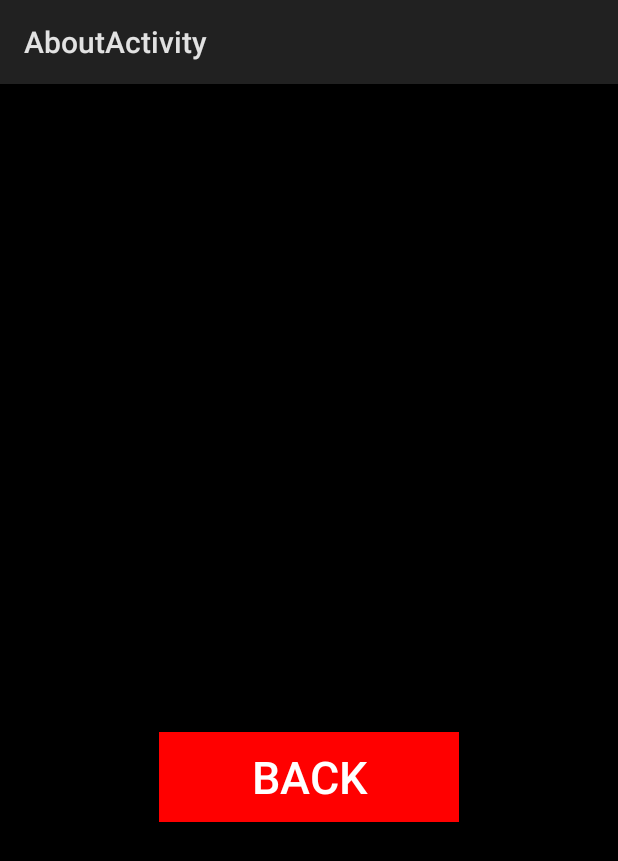
After one commit to mikosd/Soft11, an Android app: the AboutActivity screen opened directly, with no data from a screen before it, on a phone screen of 412 x 824 dp. The commit adds this screen. Shown: the top 861 px of the screen. Run offline under Robolectric (Android 15) with nearby library versions, the phone set to English and light mode, and no system bars.

Commit message:
Added About Activity that opens when clicking the about button with a working back button. Minor additions to string and color xml files.

```diff
--- a/app/src/main/AndroidManifest.xml
+++ b/app/src/main/AndroidManifest.xml
@@ -16,7 +16,10 @@
                 <category android:name="android.intent.category.LAUNCHER" />
             </intent-filter>
         </activity>
-        <activity android:name=".PlayActivity"></activity>
+        <activity android:name=".PlayActivity" />
+        <activity
+            android:name=".AboutActivity"
+            android:label="@string/title_activity_about"></activity>
     </application>
 
 </manifest>
--- /dev/null
+++ b/app/src/main/java/com/example/mikos/soft11/AboutActivity.java
@@ -0,0 +1,27 @@
+package com.example.mikos.soft11;
+
+import android.os.Bundle;
+import android.app.Activity;
+import android.view.View;
+import android.widget.Button;
+
+public class AboutActivity extends Activity {
+
+    @Override
+    protected void onCreate(Bundle savedInstanceState) {
+        super.onCreate(savedInstanceState);
+        setContentView(R.layout.activity_about);
+
+        findViewById(R.id.button_back).setOnClickListener(new backListener());
+
+    }
+
+    class backListener implements View.OnClickListener{
+
+        @Override
+        public void onClick(View view) {
+            finish();
+        }
+    }
+
+}
--- /dev/null
+++ b/app/src/main/res/layout/activity_about.xml
@@ -0,0 +1,26 @@
+<?xml version="1.0" encoding="utf-8"?>
+<android.support.constraint.ConstraintLayout xmlns:android="http://schemas.android.com/apk/res/android"
+    xmlns:app="http://schemas.android.com/apk/res-auto"
+    xmlns:tools="http://schemas.android.com/tools"
+    android:layout_width="match_parent"
+    android:layout_height="match_parent"
+    android:background="@color/colorBlack"
+    tools:context="com.example.mikos.soft11.AboutActivity">
+
+    <Button
+        android:id="@+id/button_back"
+        android:layout_width="200dp"
+        android:layout_height="60dp"
+        android:layout_marginEnd="8dp"
+        android:layout_marginStart="8dp"
+        android:layout_marginTop="432dp"
+        android:background="#f00"
+        android:text="BACK"
+        android:textColor="#fff"
+        android:textSize="30sp"
+        app:layout_constraintEnd_toEndOf="parent"
+        app:layout_constraintStart_toStartOf="parent"
+        app:layout_constraintTop_toTopOf="parent" />
+
+
+</android.support.constraint.ConstraintLayout>
--- a/app/src/main/res/values/colors.xml
+++ b/app/src/main/res/values/colors.xml
@@ -3,4 +3,5 @@
     <color name="colorPrimary">#3F51B5</color>
     <color name="colorPrimaryDark">#303F9F</color>
     <color name="colorAccent">#FF4081</color>
+    <color name="colorBlack">#000000</color>
 </resources>
--- a/app/src/main/res/values/strings.xml
+++ b/app/src/main/res/values/strings.xml
@@ -1,3 +1,4 @@
 <resources>
     <string name="app_name">Soft 11</string>
+    <string name="title_activity_about">AboutActivity</string>
 </resources>
```
Also changed, not shown: app/src/main/java/com/example/mikos/soft11/MainActivity.java (+12 -1 lines).
